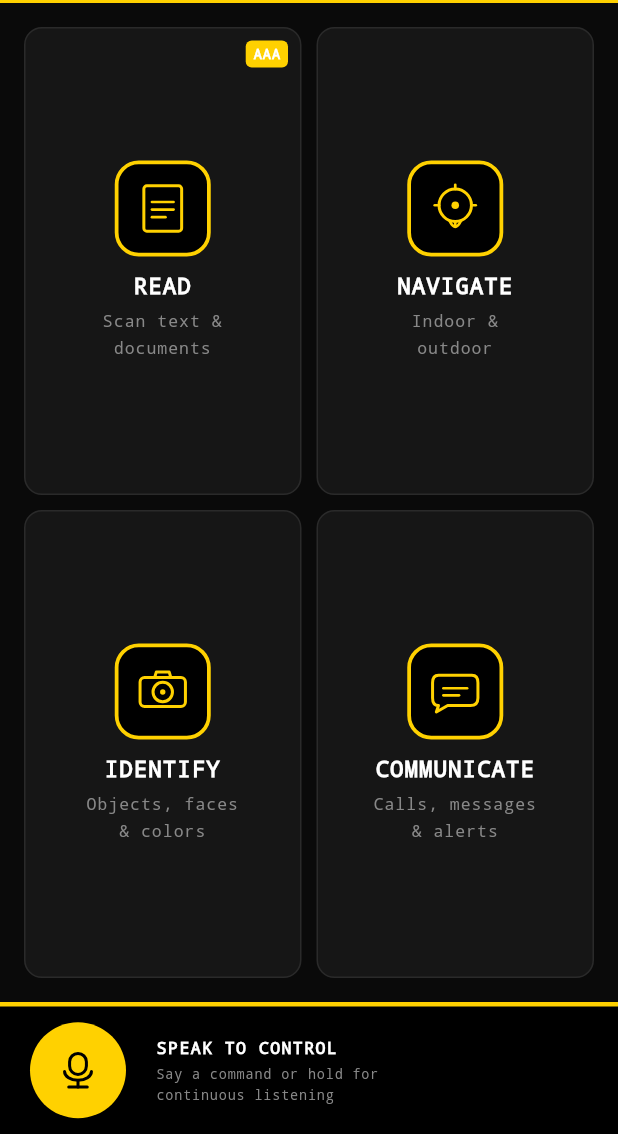
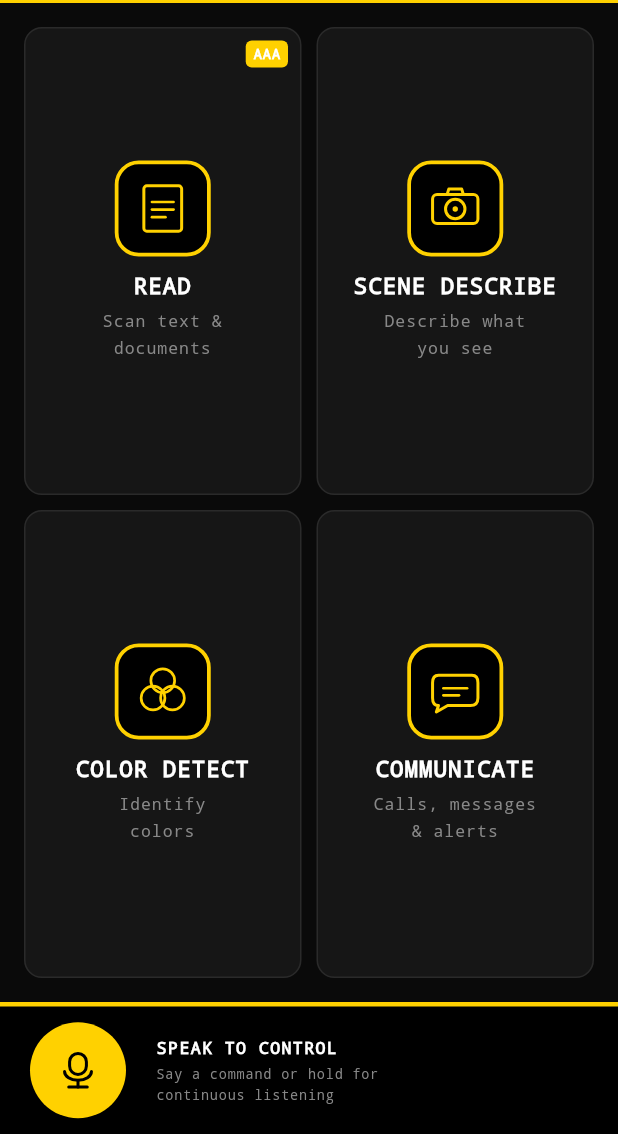
Before and after one commit to jamesbasti/eyeris, a Flutter app: the HomeScreen screen opened directly, on a phone screen of 412 x 824 dp, the part 102-1236 px from its top. Run offline on Flutter 3.47's test engine with Material 3 defaults, Android fonts, the phone set to English and light mode, and no system bars; our stand-ins replace audioplayers, camera, flutter_dotenv, flutter_tts, permission_handler; missing offline and left inert: google_ml_kit, tflite_flutter.

Commit message:
Remove navigate/identify screens and update read screen flow
- Remove navigate and identify routes and screens
- Replace with direct scene describe and color detect access
- Update home screen dashboard with new names and icons
- Rename files: navigate_screen.dart → scene_describe.dart, identify_screen.dart → color_detect.dart
- Update read screen to go directly to camera (no intermediate options)
- Remove scan document, reading speed, and voice language options
- Update accessibility tests to reference new screen names
- Fix Android splash screen to show launcher icon

```diff
--- a/lib/core/routes.dart
+++ b/lib/core/routes.dart
@@ -9,8 +9,6 @@ class EyerisRoutes {
   static const String splash       = '/splash';
   static const String home        = '/';
   static const String read        = '/read';
-  static const String navigate    = '/navigate';
-  static const String identify    = '/identify';
   static const String communicate = '/communicate';
   static const String onboarding  = '/onboarding';
   static const String colorDetect    = '/colorDetect';
--- a/lib/ui/home_screen.dart
+++ b/lib/ui/home_screen.dart
@@ -58,7 +58,7 @@ class _HomeScreenState extends State<HomeScreen> {
       if (context.mounted) {
         SemanticsService.sendAnnouncement(
           View.of(context),
-          'Eyeris home. 4 options available: Read, Navigate, Identify, Communicate.',
+          'Eyeris home. 4 options available: Read, Scene Describe, Color Detect, Communicate.',
           TextDirection.ltr,
         );
       }
@@ -93,19 +93,19 @@ class _HomeScreenState extends State<HomeScreen> {
                     onTap: widget.onReadTap,
                   ),
                   _buildCard(
-                    label: 'Navigate',
-                    sublabel: 'Indoor &\noutdoor',
-                    icon: EyerisIcons.navigate(size: 36),
-                    semanticsLabel: 'Navigate. Indoor and outdoor guidance.',
-                    semanticsHint: 'Double tap to open Navigate screen.',
+                    label: 'Scene Describe',
+                    sublabel: 'Describe what\nyou see',
+                    icon: EyerisIcons.identify(size: 36),
+                    semanticsLabel: 'Scene Describe. Describe what you see.',
+                    semanticsHint: 'Double tap to open Scene Describe screen.',
                     onTap: widget.onNavigateTap,
                   ),
                   _buildCard(
-                    label: 'Identify',
-                    sublabel: 'Objects, faces\n& colors',
-                    icon: EyerisIcons.identify(size: 36),
-                    semanticsLabel: 'Identify. Describe objects, faces and colors.',
-                    semanticsHint: 'Double tap to open Identify screen.',
+                    label: 'Color Detect',
+                    sublabel: 'Identify\ncolors',
+                    icon: EyerisIcons.colorDetect(size: 36),
+                    semanticsLabel: 'Color Detect. Identify colors.',
+                    semanticsHint: 'Double tap to open Color Detect screen.',
                     onTap: widget.onIdentifyTap,
                   ),
                   _buildCard(
```
Also changed, not shown: lib/app.dart (+2 -49 lines), lib/ui/dashboard/color_detect.dart (renamed from lib/ui/dashboard/navigate_screen.dart, +45 -51 lines), lib/ui/dashboard/read_screen.dart (+9 -63 lines), lib/ui/dashboard/scene_describe.dart (renamed from lib/ui/dashboard/identify_screen.dart, +45 -50 lines), 2 other files.
